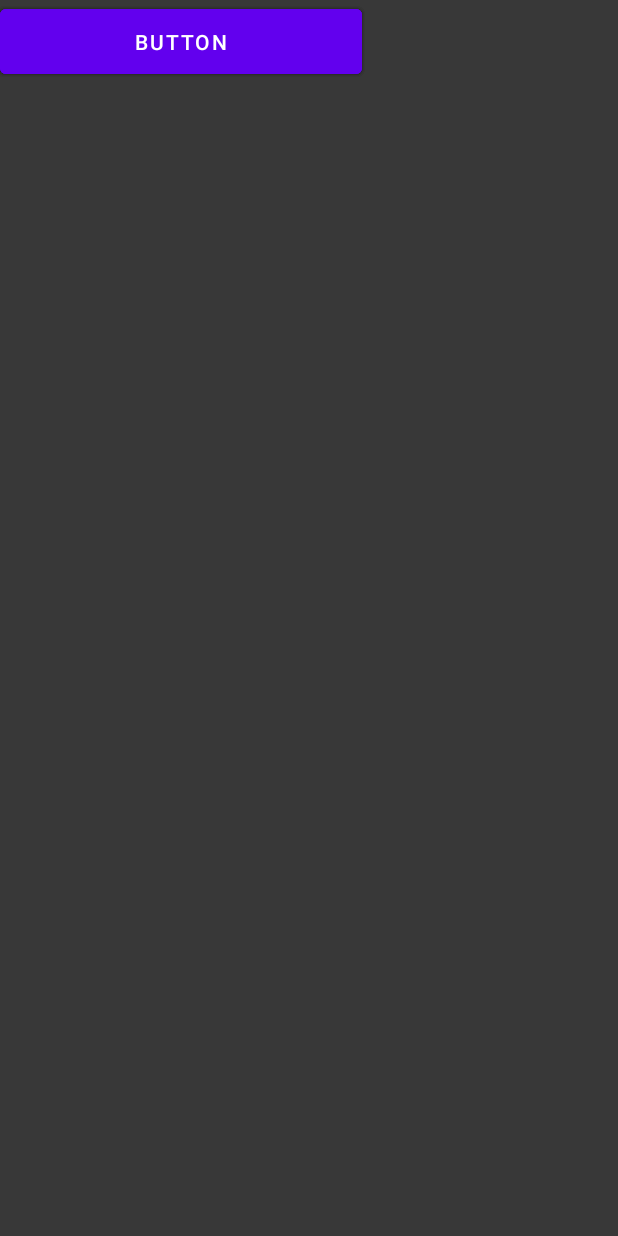
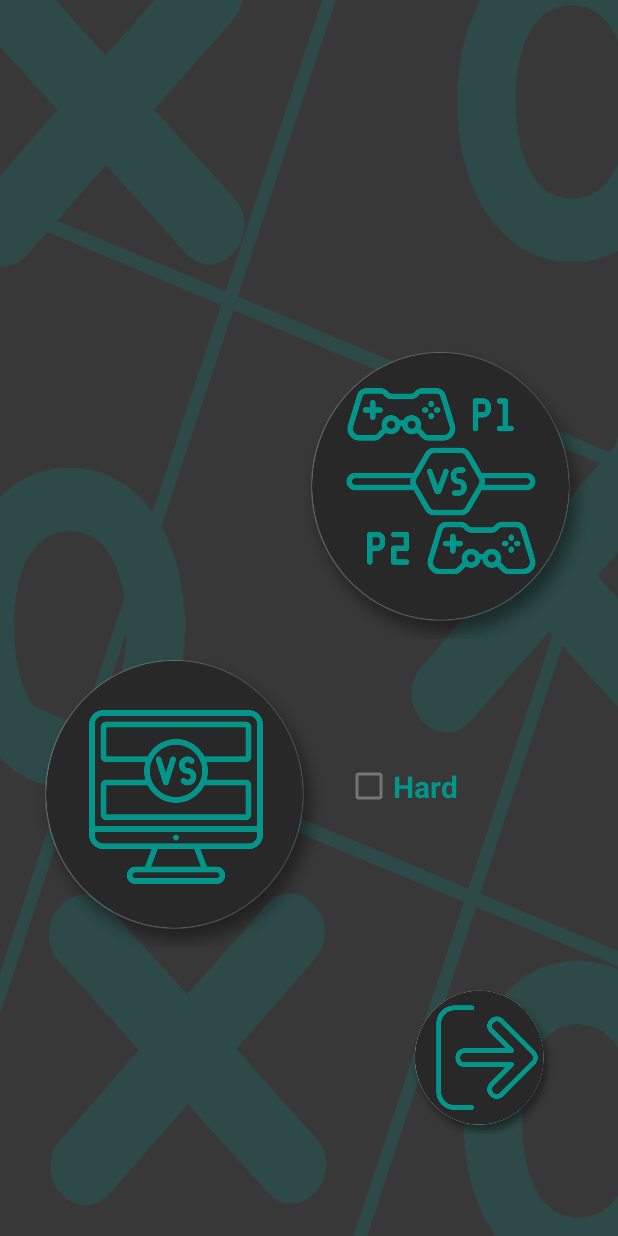
Before and after one commit to JuanjoSalguero/TicTacToe, an Android app: the screen it shows after launch (MainActivity), on a phone screen of 412 x 824 dp. Run offline under Robolectric (Android 15) with nearby library versions, the phone set to English and light mode, and no system bars.

Commit message:
Updating files

```diff
--- a/app/src/main/java/psp/example/tictactoe/GameActivity.java
+++ b/app/src/main/java/psp/example/tictactoe/GameActivity.java
@@ -2,7 +2,9 @@ package psp.example.tictactoe;
 
 import androidx.appcompat.app.AppCompatActivity;
 
+import android.content.Intent;
 import android.os.Bundle;
+import android.view.View;
 
 public class GameActivity extends AppCompatActivity {
 
@@ -11,4 +13,9 @@ public class GameActivity extends AppCompatActivity {
         super.onCreate(savedInstanceState);
         setContentView(R.layout.activity_game);
     }
+
+    public void goBack(View view){
+        Intent mainActivity = new Intent(this, MainActivity.class);
+        startActivity(mainActivity);
+    }
 }
--- a/app/src/main/java/psp/example/tictactoe/MainActivity.java
+++ b/app/src/main/java/psp/example/tictactoe/MainActivity.java
@@ -2,7 +2,9 @@ package psp.example.tictactoe;
 
 import androidx.appcompat.app.AppCompatActivity;
 
+import android.content.Intent;
 import android.os.Bundle;
+import android.view.View;
 
 public class MainActivity extends AppCompatActivity {
 
@@ -11,4 +13,9 @@ public class MainActivity extends AppCompatActivity {
         super.onCreate(savedInstanceState);
         setContentView(R.layout.activity_main);
     }
+
+    public void GameActivity(View view){
+        Intent gameActivity = new Intent(this, GameActivity.class);
+        startActivity(gameActivity);
+    }
 }
--- a/app/src/main/res/layout/activity_game.xml
+++ b/app/src/main/res/layout/activity_game.xml
@@ -243,4 +243,14 @@
 
     </RelativeLayout>
 
+    <ImageView
+        android:id="@+id/imageView"
+        android:layout_width="49dp"
+        android:layout_height="37dp"
+        android:layout_alignParentStart="true"
+        android:layout_marginStart="10dp"
+        android:layout_marginTop="25dp"
+        android:onClick="goBack"
+        app:srcCompat="@drawable/back" />
+
 </RelativeLayout>
--- a/app/src/main/res/layout/activity_main.xml
+++ b/app/src/main/res/layout/activity_main.xml
@@ -4,31 +4,59 @@
     xmlns:tools="http://schemas.android.com/tools"
     android:layout_width="match_parent"
     android:layout_height="match_parent"
-    android:background="#383838"
+    android:background="@drawable/background"
     tools:context=".MainActivity">
 
-    <Button
-        android:id="@+id/singlePlayerButton"
-        android:layout_width="241dp"
+    <ImageView
+        android:id="@+id/btnMultiplayer"
+        android:layout_width="200dp"
+        android:layout_height="200dp"
+        android:onClick="GameActivity"
+        app:layout_constraintBottom_toBottomOf="parent"
+        app:layout_constraintEnd_toEndOf="parent"
+        app:layout_constraintHorizontal_bias="0.917"
+        app:layout_constraintStart_toStartOf="parent"
+        app:layout_constraintTop_toTopOf="parent"
+        app:layout_constraintVertical_bias="0.362"
+        app:srcCompat="@drawable/multiplayer" />
+
+    <ImageView
+        android:id="@+id/btnSingleplayer"
+        android:layout_width="200dp"
+        android:layout_height="200dp"
+        app:layout_constraintBottom_toBottomOf="parent"
+        app:layout_constraintEnd_toEndOf="parent"
+        app:layout_constraintHorizontal_bias="0.082"
+        app:layout_constraintStart_toStartOf="parent"
+        app:layout_constraintTop_toTopOf="parent"
+        app:layout_constraintVertical_bias="0.691"
+        app:srcCompat="@drawable/singleplayer" />
+
+    <ImageView
+        android:id="@+id/imageView3"
+        android:layout_width="100dp"
+        android:layout_height="100dp"
+        app:layout_constraintBottom_toBottomOf="parent"
+        app:layout_constraintEnd_toEndOf="parent"
+        app:layout_constraintHorizontal_bias="0.866"
+        app:layout_constraintStart_toStartOf="parent"
+        app:layout_constraintTop_toTopOf="parent"
+        app:layout_constraintVertical_bias="0.906"
+        app:srcCompat="@drawable/salir" />
+
+    <CheckBox
+        android:id="@+id/hardCheckBox"
+        android:layout_width="106dp"
         android:layout_height="55dp"
-        android:text="Button"
-        tools:layout_editor_absoluteX="85dp"
-        tools:layout_editor_absoluteY="435dp" />
-
-    <Button
-        android:id="@+id/exitButton"
-        android:layout_width="241dp"
-        android:layout_height="55dp"
-        android:text="Button"
-        tools:layout_editor_absoluteX="85dp"
-        tools:layout_editor_absoluteY="530dp" />
-
-    <Button
-        android:id="@+id/twoPlayersButton"
-        android:layout_width="241dp"
-        android:layout_height="55dp"
-        android:text="Button"
-        tools:layout_editor_absoluteX="85dp"
-        tools:layout_editor_absoluteY="338dp" />
+        android:text="Hard"
+        android:textColor="#03948a"
+        android:textSize="20sp"
+        android:textStyle="bold"
+        app:layout_constraintBottom_toBottomOf="parent"
+        app:layout_constraintEnd_toEndOf="parent"
+        app:layout_constraintHorizontal_bias="0.752"
+        app:layout_constraintStart_toStartOf="parent"
+        app:layout_constraintTop_toTopOf="parent"
+        app:layout_constraintVertical_bias="0.646" />
 
 </androidx.constraintlayout.widget.ConstraintLayout>
```
Also changed, not shown: app/src/main/res/drawable-v24/back.png (added), app/src/main/res/drawable-v24/background.jpg (added), app/src/main/res/drawable-v24/circle.png (added), app/src/main/res/drawable-v24/cross.png (added), app/src/main/res/drawable-v24/multiplayer.png (added), app/src/main/res/drawable-v24/salir.png (added), app/src/main/res/drawable-v24/singleplayer.png (added), app/src/main/res/drawable/o.png (deleted), app/src/main/res/drawable/x.png (deleted).
